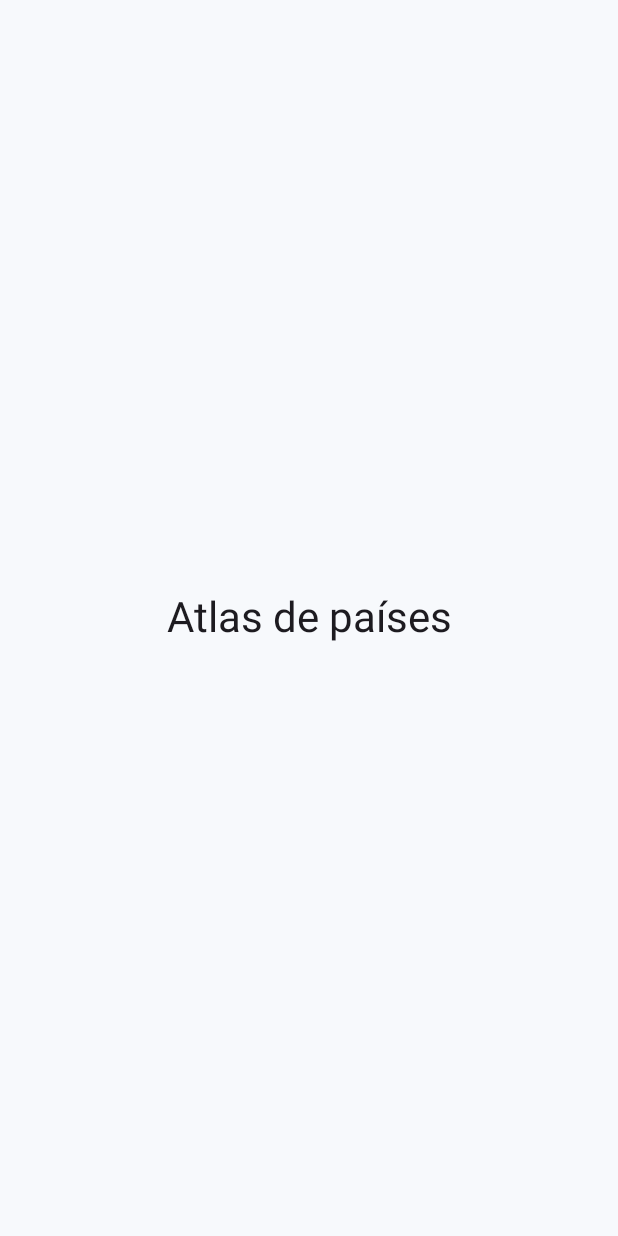
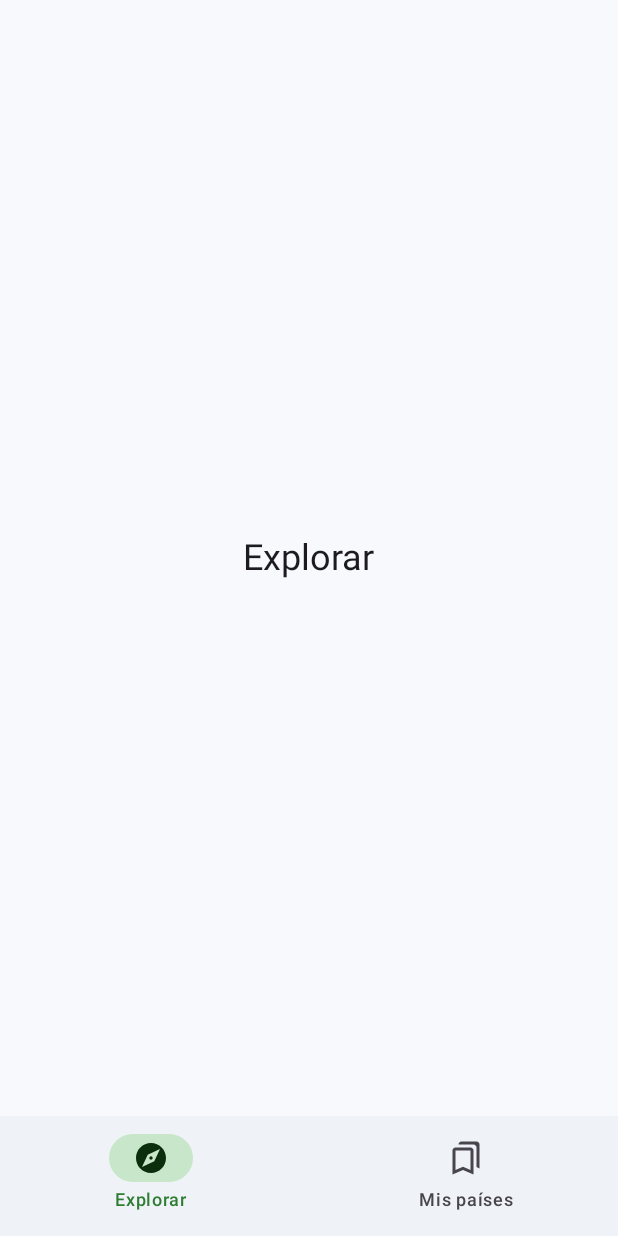
Before and after one commit to YoelMiranda/PC2_Miranda, an Android app built with Jetpack Compose: the screen it shows after launch (MainActivity), on a phone screen of 412 x 824 dp. Run offline under Robolectric (Android 15) with nearby library versions, the phone set to English and light mode, and no system bars; our stand-ins replace Dagger/Hilt's generated code.

Commit message:
feat(ui): navegación inferior con Explorar y Mis países

```diff
--- a/app/src/main/java/com/esan/atlaspaises/MainActivity.kt
+++ b/app/src/main/java/com/esan/atlaspaises/MainActivity.kt
@@ -4,13 +4,11 @@ import android.os.Bundle
 import androidx.activity.ComponentActivity
 import androidx.activity.compose.setContent
 import androidx.activity.enableEdgeToEdge
-import androidx.compose.foundation.layout.Box
 import androidx.compose.foundation.layout.fillMaxSize
 import androidx.compose.material3.MaterialTheme
 import androidx.compose.material3.Surface
-import androidx.compose.material3.Text
-import androidx.compose.ui.Alignment
 import androidx.compose.ui.Modifier
+import com.esan.atlaspaises.ui.navegacion.AtlasNavHost
 import com.esan.atlaspaises.ui.theme.AtlasTheme
 import dagger.hilt.android.AndroidEntryPoint
 
@@ -22,9 +20,7 @@ class MainActivity : ComponentActivity() {
         setContent {
             AtlasTheme {
                 Surface(modifier = Modifier.fillMaxSize(), color = MaterialTheme.colorScheme.background) {
-                    Box(modifier = Modifier.fillMaxSize(), contentAlignment = Alignment.Center) {
-                        Text("Atlas de países", style = MaterialTheme.typography.headlineMedium)
-                    }
+                    AtlasNavHost()
                 }
             }
         }
--- /dev/null
+++ b/app/src/main/java/com/esan/atlaspaises/ui/navegacion/AtlasNavHost.kt
@@ -0,0 +1,112 @@
+package com.esan.atlaspaises.ui.navegacion
+
+import androidx.compose.foundation.layout.Box
+import androidx.compose.foundation.layout.WindowInsets
+import androidx.compose.foundation.layout.fillMaxSize
+import androidx.compose.foundation.layout.padding
+import androidx.compose.foundation.layout.statusBarsPadding
+import androidx.compose.material.icons.Icons
+import androidx.compose.material.icons.filled.Bookmarks
+import androidx.compose.material.icons.filled.Explore
+import androidx.compose.material.icons.outlined.Bookmarks
+import androidx.compose.material.icons.outlined.Explore
+import androidx.compose.material3.Icon
+import androidx.compose.material3.MaterialTheme
+import androidx.compose.material3.NavigationBar
+import androidx.compose.material3.NavigationBarItem
+import androidx.compose.material3.Scaffold
+import androidx.compose.material3.Text
+import androidx.compose.runtime.Composable
+import androidx.compose.runtime.getValue
+import androidx.compose.ui.Alignment
+import androidx.compose.ui.Modifier
+import androidx.compose.ui.graphics.vector.ImageVector
+import androidx.navigation.NavDestination.Companion.hierarchy
+import androidx.navigation.NavGraph.Companion.findStartDestination
+import androidx.navigation.NavHostController
+import androidx.navigation.compose.NavHost
+import androidx.navigation.compose.composable
+import androidx.navigation.compose.currentBackStackEntryAsState
+import androidx.navigation.compose.rememberNavController
+
+private object Rutas {
+    const val EXPLORAR = "explorar"
+    const val MIS_PAISES = "mis_paises"
+    const val DETALLE = "detalle/{codigo}"
+    fun detalle(codigo: String) = "detalle/$codigo"
+}
+
+private enum class Pestana(
+    val ruta: String,
+    val etiqueta: String,
+    val iconoSeleccionado: ImageVector,
+    val icono: ImageVector
+) {
+    EXPLORAR(Rutas.EXPLORAR, "Explorar", Icons.Filled.Explore, Icons.Outlined.Explore),
+    MIS_PAISES(Rutas.MIS_PAISES, "Mis países", Icons.Filled.Bookmarks, Icons.Outlined.Bookmarks)
+}
+
+@Composable
+fun AtlasNavHost(navController: NavHostController = rememberNavController()) {
+    val entradaActual by navController.currentBackStackEntryAsState()
+    val destinoActual = entradaActual?.destination
+    val enPestana = Pestana.entries.any { pestana -> destinoActual?.hierarchy?.any { it.route == pestana.ruta } == true }
+
+    Scaffold(
+        // Cada pantalla maneja sus propios márgenes del sistema; aquí solo se reserva la barra inferior.
+        contentWindowInsets = WindowInsets(0),
+        bottomBar = {
+            if (enPestana) {
+                NavigationBar {
+                    Pestana.entries.forEach { pestana ->
+                        val seleccionada = destinoActual?.hierarchy?.any { it.route == pestana.ruta } == true
+                        NavigationBarItem(
+                            selected = seleccionada,
+                            onClick = {
+                                navController.navigate(pestana.ruta) {
+                                    // Conserva el estado de cada pestaña para no volver a consultar la API al regresar.
+                                    popUpTo(navController.graph.findStartDestination().id) { saveState = true }
+                                    launchSingleTop = true
+                                    restoreState = true
+                                }
+                            },
+                            icon = {
+                                Icon(
+                                    if (seleccionada) pestana.iconoSeleccionado else pestana.icono,
+                                    contentDescription = null
+                                )
+                            },
+                            label = { Text(pestana.etiqueta) }
+                        )
+                    }
+                }
+            }
+        }
+    ) { padding ->
+        NavHost(
+            navController = navController,
+            startDestination = Rutas.EXPLORAR,
+            modifier = Modifier.padding(padding)
+        ) {
+            composable(Rutas.EXPLORAR) {
+                PantallaProvisional("Explorar")
+            }
+            composable(Rutas.MIS_PAISES) {
+                PantallaProvisional("Mis países")
+            }
+        }
+    }
+}
+
+/** Pantalla temporal mientras se implementa la sección real. */
+@Composable
+private fun PantallaProvisional(titulo: String) {
+    Box(
+        modifier = Modifier
+            .fillMaxSize()
+            .statusBarsPadding(),
+        contentAlignment = Alignment.Center
+    ) {
+        Text(titulo, style = MaterialTheme.typography.headlineSmall)
+    }
+}
```
